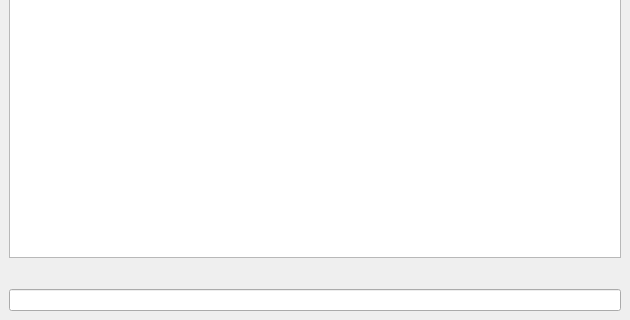
yuceturkomer/GTUVOS, file mainwindow.ui: the form before one commit; both pictures show x 0 to 630 and y 175 to 495 of the 630 by 495 pixel window.
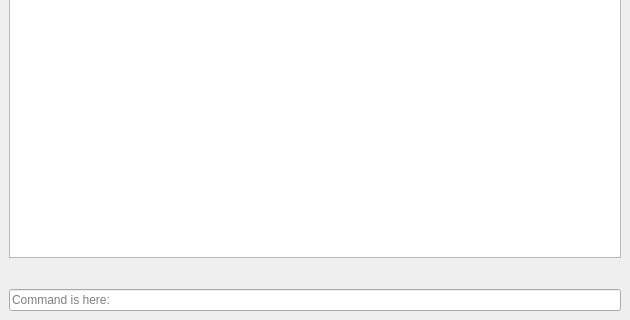
The form after the commit.

The edit to the form file:
```diff
--- a/mainwindow.ui
+++ b/mainwindow.ui
@@ -62,6 +62,9 @@
       <property name="maxLength">
        <number>100</number>
       </property>
+      <property name="placeholderText">
+       <string>Command is here:</string>
+      </property>
      </widget>
     </item>
    </layout>
```
